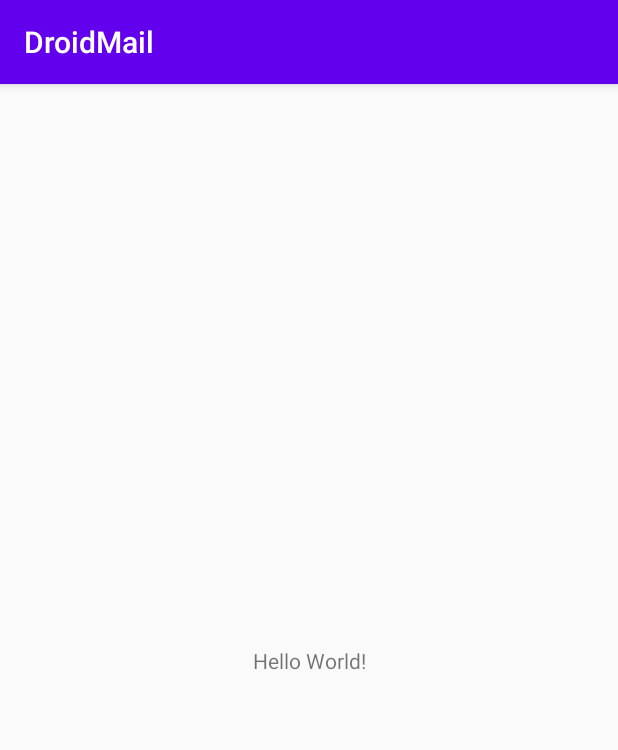
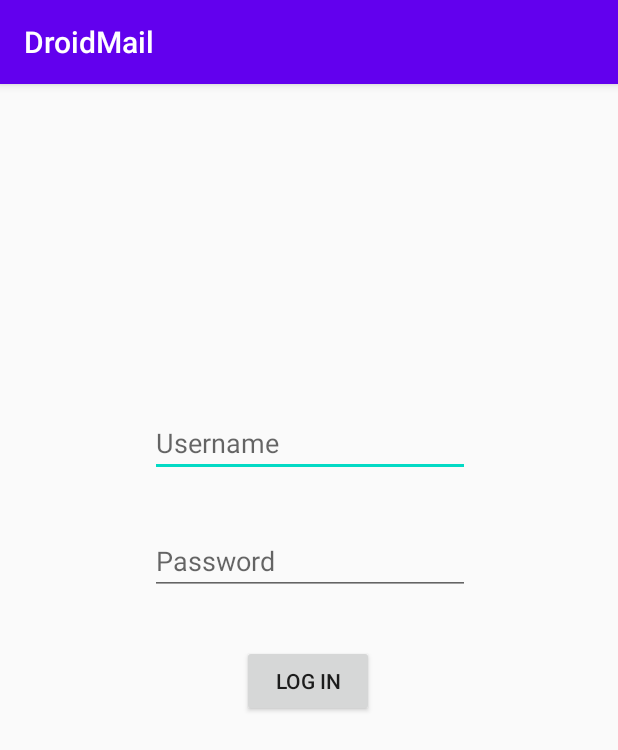
Before and after one commit to Philip-P-Ferreira/ferreipp-EECE4371, an Android app: the screen it shows after launch (MainActivity before the commit, LoginActivity after it), on a phone screen of 412 x 824 dp. Shown: the top 750 px of the screen. Run offline under Robolectric (Android 15) with nearby library versions, the phone set to English and light mode, and no system bars.

Commit message:
added login activity to app

```diff
--- a/hwk-3/DroidMail/app/src/main/AndroidManifest.xml
+++ b/hwk-3/DroidMail/app/src/main/AndroidManifest.xml
@@ -9,6 +9,7 @@
         android:roundIcon="@mipmap/ic_launcher_round"
         android:supportsRtl="true"
         android:theme="@style/AppTheme">
+        <activity android:name=".LoginActivity"/>
         <activity android:name=".MainActivity">
             <intent-filter>
                 <action android:name="android.intent.action.MAIN" />
--- /dev/null
+++ b/hwk-3/DroidMail/app/src/main/java/com/example/droidmail/LoginActivity.java
@@ -0,0 +1,32 @@
+package com.example.droidmail;
+
+import android.content.Context;
+import android.os.Bundle;
+import android.view.View;
+import android.view.inputmethod.InputMethodManager;
+import android.widget.EditText;
+import android.widget.TextView;
+
+import androidx.appcompat.app.AppCompatActivity;
+
+public class LoginActivity extends AppCompatActivity {
+
+    @Override
+    protected void onCreate(Bundle savedInstanceState) {
+        super.onCreate(savedInstanceState);
+        setContentView(R.layout.activity_login);
+    }
+
+    public void logUserIn(View view) {
+
+       InputMethodManager imm = (InputMethodManager)getSystemService(Context.INPUT_METHOD_SERVICE);
+       imm.hideSoftInputFromWindow(view.getWindowToken(),0);
+
+       String userName = ((EditText)findViewById(R.id.usernameField)).getText().toString();
+       String passWord =  ((EditText)findViewById(R.id.passwordField)).getText().toString();
+
+       TextView viewer = (TextView)findViewById(R.id.feedbackText);
+       viewer.setVisibility(View.VISIBLE);
+       viewer.setText(userName + " " + passWord);
+    }
+}
--- a/hwk-3/DroidMail/app/src/main/java/com/example/droidmail/MainActivity.java
+++ b/hwk-3/DroidMail/app/src/main/java/com/example/droidmail/MainActivity.java
@@ -2,11 +2,15 @@ package com.example.droidmail;
 
 import android.os.Bundle;
 import androidx.appcompat.app.AppCompatActivity;
+import android.content.Intent;
 
 public class MainActivity extends AppCompatActivity {
   @Override
   protected void onCreate(Bundle savedInstanceState) {
     super.onCreate(savedInstanceState);
     setContentView(R.layout.activity_main);
+
+    Intent intent = new Intent(this, LoginActivity.class);
+    startActivity(intent);
   }
 }
--- /dev/null
+++ b/hwk-3/DroidMail/app/src/main/res/layout/activity_login.xml
@@ -0,0 +1,70 @@
+<?xml version="1.0" encoding="utf-8"?>
+<androidx.constraintlayout.widget.ConstraintLayout xmlns:android="http://schemas.android.com/apk/res/android"
+    xmlns:app="http://schemas.android.com/apk/res-auto"
+    xmlns:tools="http://schemas.android.com/tools"
+    android:layout_width="match_parent"
+    android:layout_height="match_parent">
+
+    <Button
+        android:id="@+id/loginButton"
+        android:layout_width="wrap_content"
+        android:layout_height="wrap_content"
+        android:layout_marginTop="200dp"
+        android:onClick="logUserIn"
+        android:text="@string/login_button_label"
+        android:visibility="visible"
+        app:layout_constraintBottom_toBottomOf="parent"
+        app:layout_constraintEnd_toEndOf="parent"
+        app:layout_constraintHorizontal_bias="0.498"
+        app:layout_constraintStart_toStartOf="parent"
+        app:layout_constraintTop_toTopOf="parent"
+        app:layout_constraintVertical_bias="0.335" />
+
+    <EditText
+        android:id="@+id/usernameField"
+        android:layout_width="wrap_content"
+        android:layout_height="wrap_content"
+        android:layout_marginBottom="200dp"
+        android:ems="10"
+        android:hint="@string/username_field_label"
+        android:inputType="textPersonName"
+        android:maxLines="1"
+        android:nextFocusDown="@id/passwordField"
+        android:visibility="visible"
+        app:layout_constraintBottom_toBottomOf="parent"
+        app:layout_constraintEnd_toEndOf="parent"
+        app:layout_constraintHorizontal_bias="0.502"
+        app:layout_constraintStart_toStartOf="parent"
+        app:layout_constraintTop_toTopOf="parent"
+        app:layout_constraintVertical_bias="0.415" />
+
+    <EditText
+        android:id="@+id/passwordField"
+        android:layout_width="wrap_content"
+        android:layout_height="wrap_content"
+        android:ems="10"
+        android:hapticFeedbackEnabled="false"
+        android:hint="@string/password_field_label"
+        android:inputType="textPassword"
+        android:maxLines="1"
+        android:nextFocusDown="@id/loginButton"
+        android:visibility="visible"
+        app:layout_constraintBottom_toTopOf="@+id/loginButton"
+        app:layout_constraintEnd_toEndOf="parent"
+        app:layout_constraintHorizontal_bias="0.502"
+        app:layout_constraintStart_toStartOf="parent"
+        app:layout_constraintTop_toBottomOf="@+id/usernameField" />
+
+    <TextView
+        android:id="@+id/feedbackText"
+        android:layout_width="166dp"
+        android:layout_height="29dp"
+        android:textColor="#FF0000"
+        android:visibility="invisible"
+        app:layout_constraintBottom_toTopOf="@+id/usernameField"
+        app:layout_constraintEnd_toEndOf="parent"
+        app:layout_constraintHorizontal_bias="0.497"
+        app:layout_constraintStart_toStartOf="parent"
+        app:layout_constraintTop_toTopOf="parent"
+        app:layout_constraintVertical_bias="0.836" />
+</androidx.constraintlayout.widget.ConstraintLayout>
--- a/hwk-3/DroidMail/app/src/main/res/values/strings.xml
+++ b/hwk-3/DroidMail/app/src/main/res/values/strings.xml
@@ -1,3 +1,6 @@
 <resources>
     <string name="app_name">DroidMail</string>
+    <string name="login_button_label">Log In</string>
+    <string name="username_field_label">Username</string>
+    <string name="password_field_label">Password</string>
 </resources>
```
